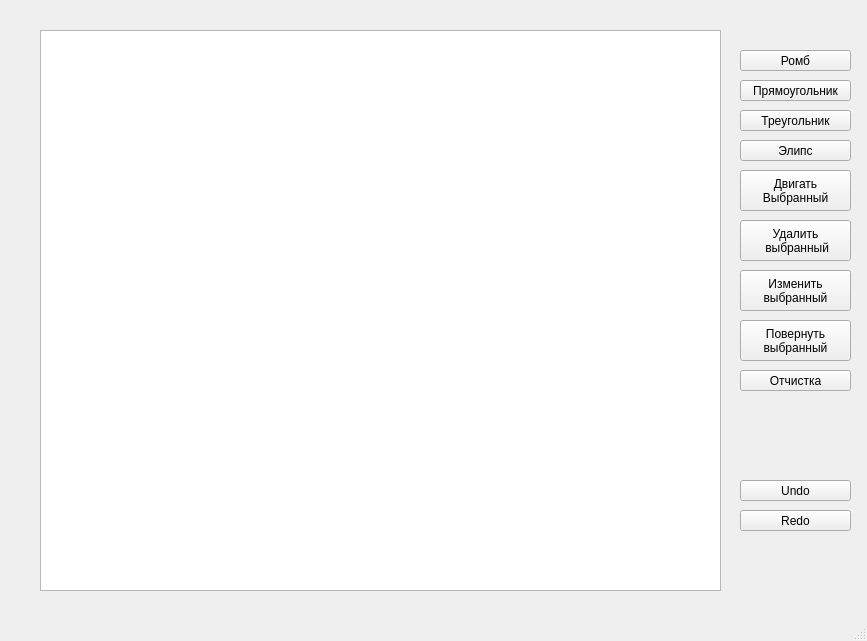
Qt form Shapes/mainwindow.ui (Ignat36/OOP-2022-2s-Lr2-QtShapes) before a commit.
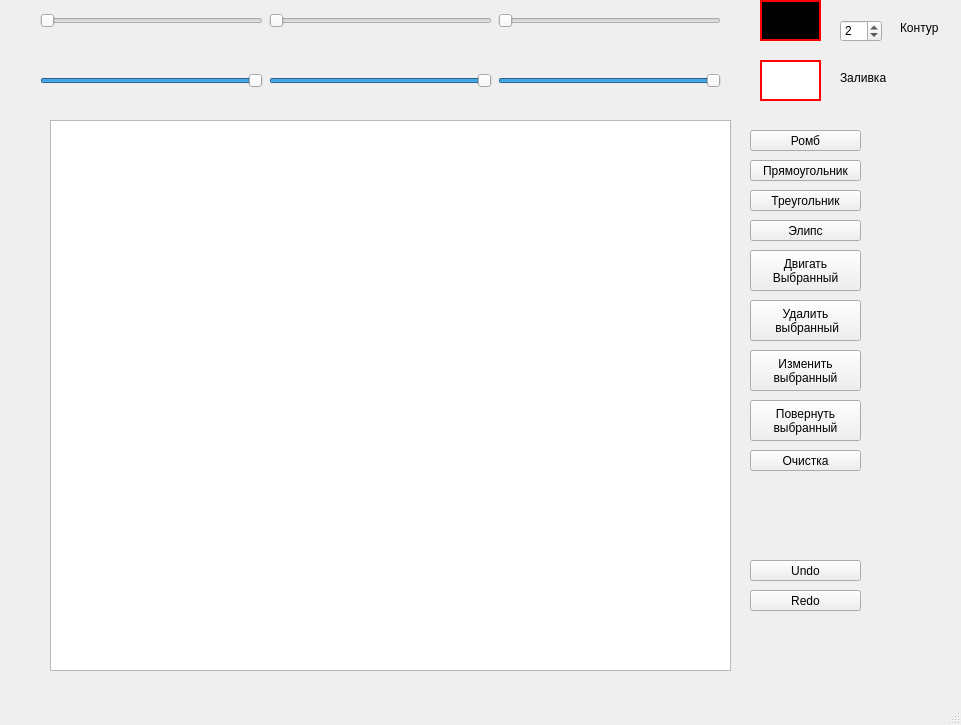
The same form after that commit.

Patch:
```diff
--- a/Shapes/mainwindow.ui
+++ b/Shapes/mainwindow.ui
@@ -6,8 +6,8 @@
    <rect>
     <x>0</x>
     <y>0</y>
-    <width>867</width>
-    <height>641</height>
+    <width>961</width>
+    <height>725</height>
    </rect>
   </property>
   <property name="windowTitle">
@@ -17,8 +17,8 @@
    <widget class="QPushButton" name="pushButton">
     <property name="geometry">
      <rect>
-      <x>740</x>
-      <y>50</y>
+      <x>750</x>
+      <y>130</y>
       <width>111</width>
       <height>21</height>
      </rect>
@@ -30,8 +30,8 @@
    <widget class="QPushButton" name="pushButton_2">
     <property name="geometry">
      <rect>
-      <x>740</x>
-      <y>80</y>
+      <x>750</x>
+      <y>160</y>
       <width>111</width>
       <height>21</height>
      </rect>
@@ -43,8 +43,8 @@
    <widget class="QPushButton" name="pushButton_3">
     <property name="geometry">
      <rect>
-      <x>740</x>
-      <y>110</y>
+      <x>750</x>
+      <y>190</y>
       <width>111</width>
       <height>21</height>
      </rect>
@@ -56,8 +56,8 @@
    <widget class="QPushButton" name="pushButton_4">
     <property name="geometry">
      <rect>
-      <x>740</x>
-      <y>140</y>
+      <x>750</x>
+      <y>220</y>
       <width>111</width>
       <height>21</height>
      </rect>
@@ -69,31 +69,31 @@
    <widget class="QPushButton" name="pushButton_5">
     <property name="geometry">
      <rect>
-      <x>740</x>
-      <y>370</y>
+      <x>750</x>
+      <y>450</y>
       <width>111</width>
       <height>21</height>
      </rect>
     </property>
     <property name="text">
-     <string>Отчистка</string>
+     <string>Очистка</string>
     </property>
    </widget>
    <widget class="QGraphicsView" name="graphicsView">
     <property name="geometry">
      <rect>
-      <x>40</x>
-      <y>30</y>
+      <x>50</x>
+      <y>120</y>
       <width>681</width>
-      <height>561</height>
+      <height>551</height>
      </rect>
     </property>
    </widget>
    <widget class="QPushButton" name="pushButton_6">
     <property name="geometry">
      <rect>
-      <x>740</x>
-      <y>220</y>
+      <x>750</x>
+      <y>300</y>
       <width>111</width>
       <height>41</height>
      </rect>
@@ -106,8 +106,8 @@
    <widget class="QPushButton" name="pushButton_7">
     <property name="geometry">
      <rect>
-      <x>740</x>
-      <y>170</y>
+      <x>750</x>
+      <y>250</y>
       <width>111</width>
       <height>41</height>
      </rect>
@@ -120,8 +120,8 @@
    <widget class="QPushButton" name="pushButton_8">
     <property name="geometry">
      <rect>
-      <x>740</x>
-      <y>270</y>
+      <x>750</x>
+      <y>350</y>
       <width>111</width>
       <height>41</height>
      </rect>
@@ -134,8 +134,8 @@
    <widget class="QPushButton" name="pushButton_9">
     <property name="geometry">
      <rect>
-      <x>740</x>
-      <y>320</y>
+      <x>750</x>
+      <y>400</y>
       <width>111</width>
       <height>41</height>
      </rect>
@@ -148,8 +148,8 @@
    <widget class="QPushButton" name="pushButton_10">
     <property name="geometry">
      <rect>
-      <x>740</x>
-      <y>480</y>
+      <x>750</x>
+      <y>560</y>
       <width>111</width>
       <height>21</height>
      </rect>
@@ -161,8 +161,8 @@
    <widget class="QPushButton" name="pushButton_11">
     <property name="geometry">
      <rect>
-      <x>740</x>
-      <y>510</y>
+      <x>750</x>
+      <y>590</y>
       <width>111</width>
       <height>21</height>
      </rect>
@@ -171,6 +171,187 @@
      <string>Redo</string>
     </property>
    </widget>
+   <widget class="QLabel" name="UsedColor">
+    <property name="geometry">
+     <rect>
+      <x>760</x>
+      <y>0</y>
+      <width>61</width>
+      <height>41</height>
+     </rect>
+    </property>
+    <property name="styleSheet">
+     <string notr="true">border: 2px solid red;
+background-color: rgb(0, 0, 0);</string>
+    </property>
+    <property name="text">
+     <string/>
+    </property>
+   </widget>
+   <widget class="QWidget" name="horizontalLayoutWidget">
+    <property name="geometry">
+     <rect>
+      <x>40</x>
+      <y>0</y>
+      <width>681</width>
+      <height>41</height>
+     </rect>
+    </property>
+    <layout class="QHBoxLayout" name="horizontalLayout">
+     <item>
+      <widget class="QSlider" name="redSlider">
+       <property name="autoFillBackground">
+        <bool>false</bool>
+       </property>
+       <property name="maximum">
+        <number>255</number>
+       </property>
+       <property name="orientation">
+        <enum>Qt::Horizontal</enum>
+       </property>
+      </widget>
+     </item>
+     <item>
+      <widget class="QSlider" name="greenSlider">
+       <property name="maximum">
+        <number>255</number>
+       </property>
+       <property name="orientation">
+        <enum>Qt::Horizontal</enum>
+       </property>
+      </widget>
+     </item>
+     <item>
+      <widget class="QSlider" name="blueSlider">
+       <property name="maximum">
+        <number>255</number>
+       </property>
+       <property name="orientation">
+        <enum>Qt::Horizontal</enum>
+       </property>
+      </widget>
+     </item>
+    </layout>
+   </widget>
+   <widget class="QWidget" name="horizontalLayoutWidget_2">
+    <property name="geometry">
+     <rect>
+      <x>40</x>
+      <y>60</y>
+      <width>681</width>
+      <height>41</height>
+     </rect>
+    </property>
+    <layout class="QHBoxLayout" name="horizontalLayout_2">
+     <item>
+      <widget class="QSlider" name="blueSlider_2">
+       <property name="maximum">
+        <number>255</number>
+       </property>
+       <property name="value">
+        <number>255</number>
+       </property>
+       <property name="orientation">
+        <enum>Qt::Horizontal</enum>
+       </property>
+      </widget>
+     </item>
+     <item>
+      <widget class="QSlider" name="redSlider_2">
+       <property name="autoFillBackground">
+        <bool>false</bool>
+       </property>
+       <property name="maximum">
+        <number>255</number>
+       </property>
+       <property name="value">
+        <number>255</number>
+       </property>
+       <property name="orientation">
+        <enum>Qt::Horizontal</enum>
+       </property>
+      </widget>
+     </item>
+     <item>
+      <widget class="QSlider" name="greenSlider_2">
+       <property name="maximum">
+        <number>255</number>
+       </property>
+       <property name="value">
+        <number>255</number>
+       </property>
+       <property name="orientation">
+        <enum>Qt::Horizontal</enum>
+       </property>
+      </widget>
+     </item>
+    </layout>
+   </widget>
+   <widget class="QLabel" name="UsedColor_2">
+    <property name="geometry">
+     <rect>
+      <x>760</x>
+      <y>60</y>
+      <width>61</width>
+      <height>41</height>
+     </rect>
+    </property>
+    <property name="styleSheet">
+     <string notr="true">border: 2px solid red;
+background-color: rgb(255, 255, 255);</string>
+    </property>
+    <property name="text">
+     <string/>
+    </property>
+   </widget>
+   <widget class="QLabel" name="label">
+    <property name="geometry">
+     <rect>
+      <x>900</x>
+      <y>20</y>
+      <width>49</width>
+      <height>16</height>
+     </rect>
+    </property>
+    <property name="text">
+     <string>Контур</string>
+    </property>
+   </widget>
+   <widget class="QLabel" name="label_2">
+    <property name="geometry">
+     <rect>
+      <x>840</x>
+      <y>70</y>
+      <width>49</width>
+      <height>16</height>
+     </rect>
+    </property>
+    <property name="text">
+     <string>Заливка</string>
+    </property>
+   </widget>
+   <widget class="QSpinBox" name="spinBox">
+    <property name="geometry">
+     <rect>
+      <x>840</x>
+      <y>20</y>
+      <width>42</width>
+      <height>22</height>
+     </rect>
+    </property>
+    <property name="readOnly">
+     <bool>false</bool>
+    </property>
+    <property name="minimum">
+     <number>1</number>
+    </property>
+    <property name="maximum">
+     <number>10</number>
+    </property>
+    <property name="value">
+     <number>2</number>
+    </property>
+   </widget>
   </widget>
   <widget class="QMenuBar" name="menubar">
    <property name="geometry">
```
Left out of the diff: 2 changed lines with no effect on the pictures.
